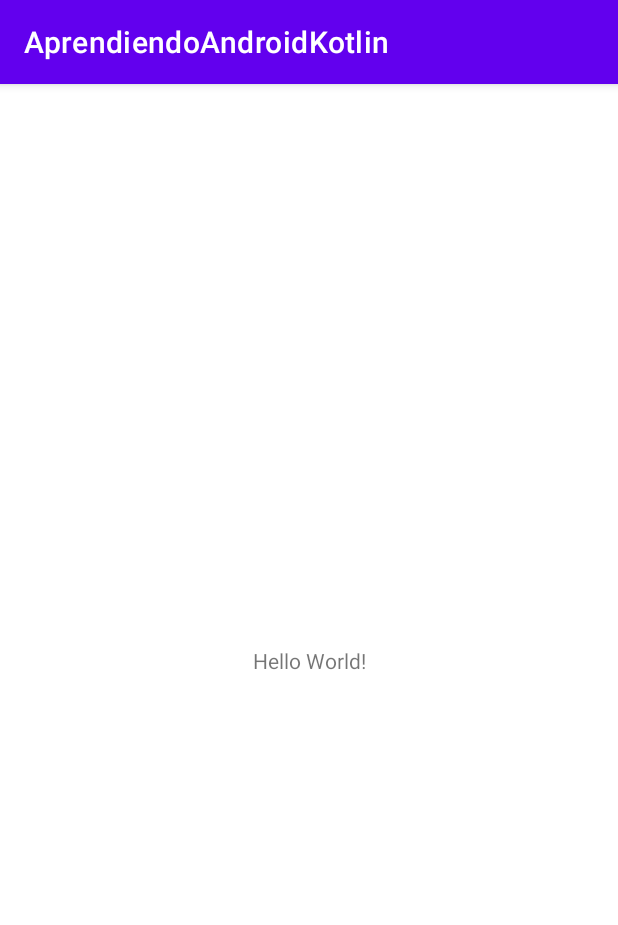
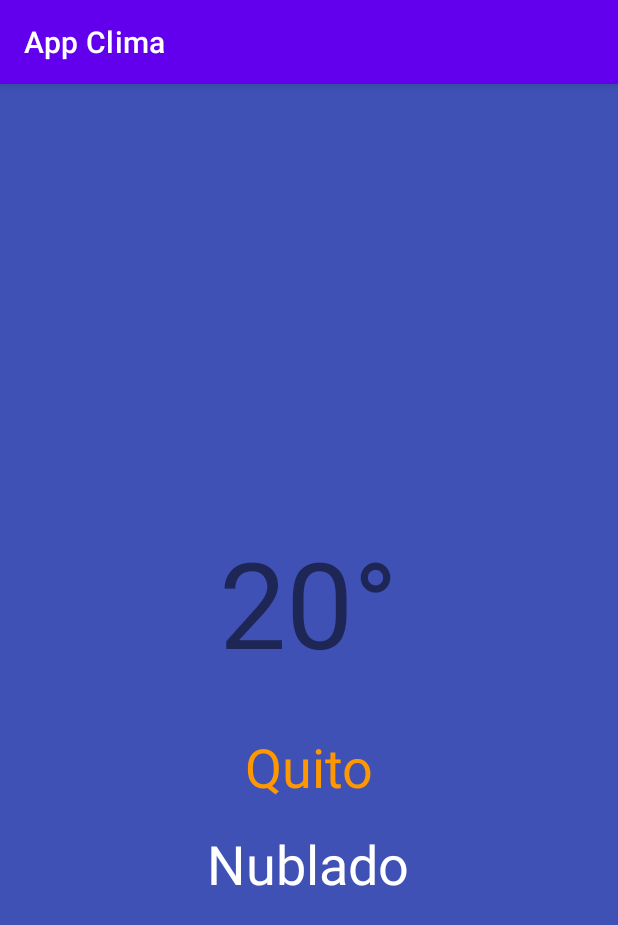
Before and after one commit to MegalLink/AprendiendoAndroidKotlin, an Android app: the screen it shows after launch (MainActivity), on a phone screen of 412 x 824 dp. Shown: the top 925 px of the screen. Run offline under Robolectric (Android 15) with nearby library versions, the phone set to English and light mode, and no system bars.

Commit message:
Creación Interfaces aplicación Clima

```diff
--- a/AprendiendoAndroidKotlin/app/src/main/AndroidManifest.xml
+++ b/AprendiendoAndroidKotlin/app/src/main/AndroidManifest.xml
@@ -9,6 +9,7 @@
         android:roundIcon="@mipmap/ic_launcher_round"
         android:supportsRtl="true"
         android:theme="@style/Theme.AprendiendoAndroidKotlin">
+        <activity android:name=".CiudadesActivity"></activity>
         <activity android:name=".MainActivity">
             <intent-filter>
                 <action android:name="android.intent.action.MAIN" />
--- a/AprendiendoAndroidKotlin/app/src/main/res/layout/activity_main.xml
+++ b/AprendiendoAndroidKotlin/app/src/main/res/layout/activity_main.xml
@@ -4,15 +4,46 @@
     xmlns:tools="http://schemas.android.com/tools"
     android:layout_width="match_parent"
     android:layout_height="match_parent"
+    android:background="#3F51B5"
     tools:context=".MainActivity">
 
     <TextView
+        android:id="@+id/tv_temperatura"
         android:layout_width="wrap_content"
         android:layout_height="wrap_content"
-        android:text="Hello World!"
+        android:background="#00FFFFFF"
+        android:text="@string/temperatura"
+        android:textColor="@color/color_temperatura"
+        android:textSize="80sp"
+        app:layout_constraintBottom_toTopOf="@+id/tv_ciudad"
+        app:layout_constraintEnd_toEndOf="parent"
+        app:layout_constraintHorizontal_bias="0.498"
+        app:layout_constraintStart_toStartOf="parent"
+        app:layout_constraintTop_toTopOf="parent"
+        app:layout_constraintVertical_bias="0.902" />
+
+    <TextView
+        android:id="@+id/tv_ciudad"
+        android:layout_width="wrap_content"
+        android:layout_height="wrap_content"
+        android:layout_marginBottom="16dp"
+        android:text="@string/ciudad"
+        android:textColor="@color/color_ciudad"
+        android:textSize="36sp"
+        app:layout_constraintBottom_toTopOf="@+id/tv_clima"
+        app:layout_constraintEnd_toEndOf="parent"
+        app:layout_constraintStart_toStartOf="parent" />
+
+    <TextView
+        android:id="@+id/tv_clima"
+        android:layout_width="wrap_content"
+        android:layout_height="wrap_content"
+        android:layout_marginBottom="224dp"
+        android:text="@string/clima"
+        android:textColor="@color/color_clima"
+        android:textSize="36sp"
         app:layout_constraintBottom_toBottomOf="parent"
-        app:layout_constraintLeft_toLeftOf="parent"
-        app:layout_constraintRight_toRightOf="parent"
-        app:layout_constraintTop_toTopOf="parent" />
-
+        app:layout_constraintEnd_toEndOf="parent"
+        app:layout_constraintHorizontal_bias="0.498"
+        app:layout_constraintStart_toStartOf="parent" />
 </androidx.constraintlayout.widget.ConstraintLayout>
--- a/AprendiendoAndroidKotlin/app/src/main/res/values/colors.xml
+++ b/AprendiendoAndroidKotlin/app/src/main/res/values/colors.xml
@@ -7,4 +7,7 @@
     <color name="teal_700">#FF018786</color>
     <color name="black">#FF000000</color>
     <color name="white">#FFFFFFFF</color>
+    <color name="color_ciudad">#FF9800</color>
+    <color name="color_temperatura">#85000000</color>
+    <color name="color_clima">#FFFFFF</color>
 </resources>
--- a/AprendiendoAndroidKotlin/app/src/main/res/values/strings.xml
+++ b/AprendiendoAndroidKotlin/app/src/main/res/values/strings.xml
@@ -1,3 +1,9 @@
 <resources>
-    <string name="app_name">AprendiendoAndroidKotlin</string>
+    <string name="app_name">App Clima</string>
+    <string name="temperatura"> 20°</string>
+    <string name="ciudad"> Quito</string>
+    <string name="clima"> Nublado</string>
+    <string name="titulo_ciudades"> Bienvenidos a mi aplicación del clima. Porfavor escoja una opción</string>
+    <string name="btn_quito"> Quito</string>
+    <string name="btn_tulcan"> Tulcán</string>
 </resources>
```
Also changed, not shown: AprendiendoAndroidKotlin/app/src/main/java/com/example/aprendiendoandroidkotlin/CiudadesActivity.kt (added, +11 -0 lines), AprendiendoAndroidKotlin/app/src/main/res/layout/activity_ciudades.xml (added, +35 -0 lines).
